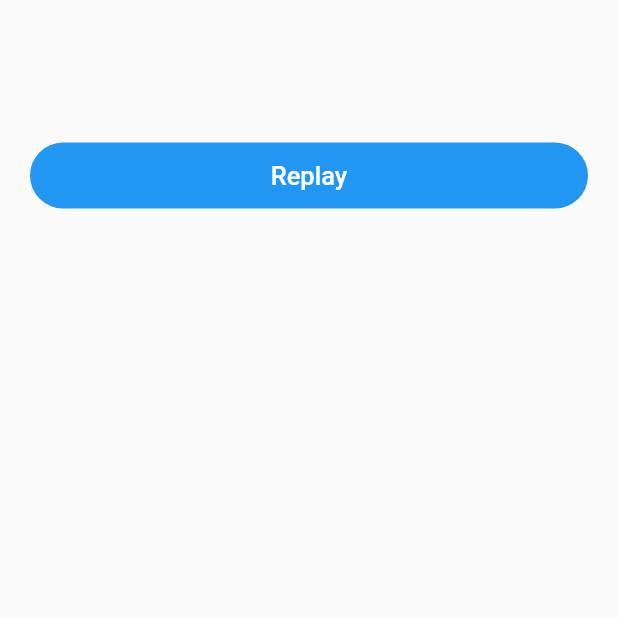
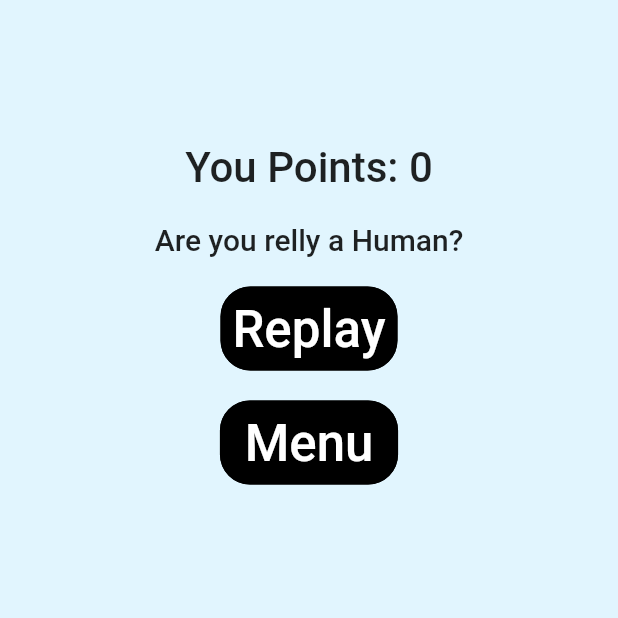
Before and after one commit to Althierfson/Memory_Game_Flutter, a Flutter app: the screen it shows after launch, on a phone screen of 412 x 824 dp, the top half of it. Run offline on Flutter 3.47's test engine with Material 2 defaults, Android fonts, the phone set to English and light mode, and no system bars.

```diff
--- a/lib/data/data.dart
+++ b/lib/data/data.dart
@@ -1,6 +1,7 @@
 import 'package:memory_game/model/tile_model.dart';
 
-int points = 1000;
+int points = 0;
+int matches = 10;
 bool selected = false;
 String selectedImageAssetPath = "";
 int selectedTileIndex = 123;
--- a/lib/main.dart
+++ b/lib/main.dart
@@ -13,9 +13,11 @@ class MyApp extends StatelessWidget {
   Widget build(BuildContext context) {
     return MaterialApp(
       title: 'Flutter Demo',
-      theme: ThemeData(
+      theme: new ThemeData(
         primarySwatch: Colors.blue,
+        scaffoldBackgroundColor: Colors.lightBlue.shade50
       ),
+      debugShowCheckedModeBanner: false,
       home: HomePage(),
     );
   }
@@ -47,6 +49,28 @@ class _HomePageState extends State<HomePage> {
     });
   }
 
+  void ResetGame(){
+    print("Game Reseted");
+
+    setState(() {
+      points = 0;
+      matches = 0;
+
+      pairs = getPairs();
+      pairs.shuffle();
+
+      visiblePairs = pairs;
+      selected = true;
+    });
+
+    Future.delayed(const Duration(seconds: 4), (){
+      setState(() {
+        visiblePairs = getHideSide();
+        selected = false;
+      });
+    });
+  }
+
   @override
   Widget build(BuildContext context) {
     return Scaffold(
@@ -55,7 +79,7 @@ class _HomePageState extends State<HomePage> {
         child: Column(
           children: <Widget>[
             SizedBox(height: 25),
-            points != 1000 ? Column(
+            matches != 10 ? Column(
               children: [
                 Text("$points/1000", style:TextStyle(
                   fontSize: 24,
@@ -65,7 +89,7 @@ class _HomePageState extends State<HomePage> {
               ],
             ) : Container(),
             SizedBox(height: 20, ),
-            points != 1000 ? GridView(
+            matches != 10 ? GridView(
               shrinkWrap: true,
               gridDelegate: SliverGridDelegateWithMaxCrossAxisExtent(
                 mainAxisSpacing: 0.0, maxCrossAxisExtent: 100
@@ -78,17 +102,62 @@ class _HomePageState extends State<HomePage> {
                 );
               }),
             ) : Container(
-              padding: EdgeInsets.symmetric(vertical: 12, horizontal: 24),
-              alignment: Alignment.center,
-              decoration: BoxDecoration(
-                color: Colors.blue,
-                borderRadius: BorderRadius.circular(24)
+              child: Column(
+                mainAxisAlignment: MainAxisAlignment.center,
+                crossAxisAlignment: CrossAxisAlignment.center,
+                children: [
+                  Text( "You Points: $points",
+                    style: TextStyle(
+                      fontSize: 28, fontWeight: FontWeight.w500,
+                    ),
+                  ),
+                  SizedBox(height: 20, ),
+                  Text( "Are you relly a Human?",
+                    style: TextStyle(
+                      fontSize: 20, fontWeight: FontWeight.w500,
+                    ),
+                    textAlign: TextAlign.center,
+                  ),
+                  SizedBox(height: 20, ),
+                  TextButton(
+                    style: ButtonStyle(
+                      foregroundColor: MaterialStateProperty.all<Color>(Colors.white),
+                      backgroundColor: MaterialStateProperty.all<Color>(Colors.black),
+                      shape: MaterialStateProperty.all<RoundedRectangleBorder>(
+                        RoundedRectangleBorder(
+                          borderRadius: BorderRadius.circular(20.0),
+                          side:BorderSide(color: Colors.black),
+                        )
+                      ),
+                    ),
+                    onPressed: (){
+                      ResetGame();
+                    },
+                    child: Text("Replay",
+                        style: TextStyle(
+                        fontSize: 34, fontWeight: FontWeight.w500,
+                      ),
+                    )),
+                  SizedBox(height: 20, ),
+                  TextButton(
+                    style: ButtonStyle(
+                      foregroundColor: MaterialStateProperty.all<Color>(Colors.white),
+                      backgroundColor: MaterialStateProperty.all<Color>(Colors.black),
+                      shape: MaterialStateProperty.all<RoundedRectangleBorder>(
+                        RoundedRectangleBorder(
+                          borderRadius: BorderRadius.circular(20.0),
+                          side:BorderSide(color: Colors.black),
+                        )
+                      ),
+                    ),
+                    onPressed: (){},
+                    child: Text(" Menu ",
+                        style: TextStyle(
+                        fontSize: 34, fontWeight: FontWeight.w500,
+                      ),
+                    ))
+                ],
               ),
-              child: Text("Replay", style: TextStyle(
-                fontSize: 17,
-                fontWeight: FontWeight.w500,
-                color: Colors.white
-              ),),
             )
           ],
         ),
@@ -122,9 +191,10 @@ class _TileState extends State<Tile> {
               selectedImageAssetPath = "";
               selected = true;
 
-              Future.delayed(const Duration(seconds: 2), (){
+              Future.delayed(const Duration(seconds: 3), (){
                 setState(() {
                   points = points + 100;
+                  matches = matches + 1;
                 });
                 selected = false;
                 widget.parent.setState(() {
@@ -139,7 +209,7 @@ class _TileState extends State<Tile> {
               Future.delayed(const Duration(seconds: 2), () {
                 selected = false;
                 setState(() {
-                  //points = points - 50;
+                  points = points - 50;
                 });
                 widget.parent.setState(() {
                   pairs[widget.tileIndex].setIsSelected(false);
```
